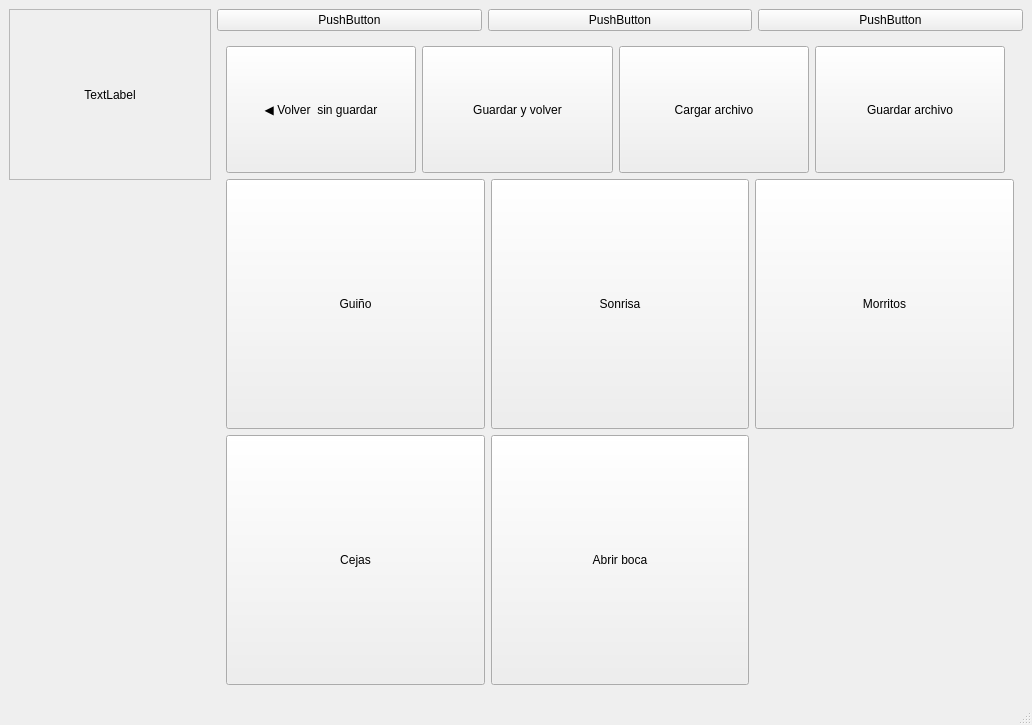
Ivigaga/TFG, file prueba.ui: the form before one commit.
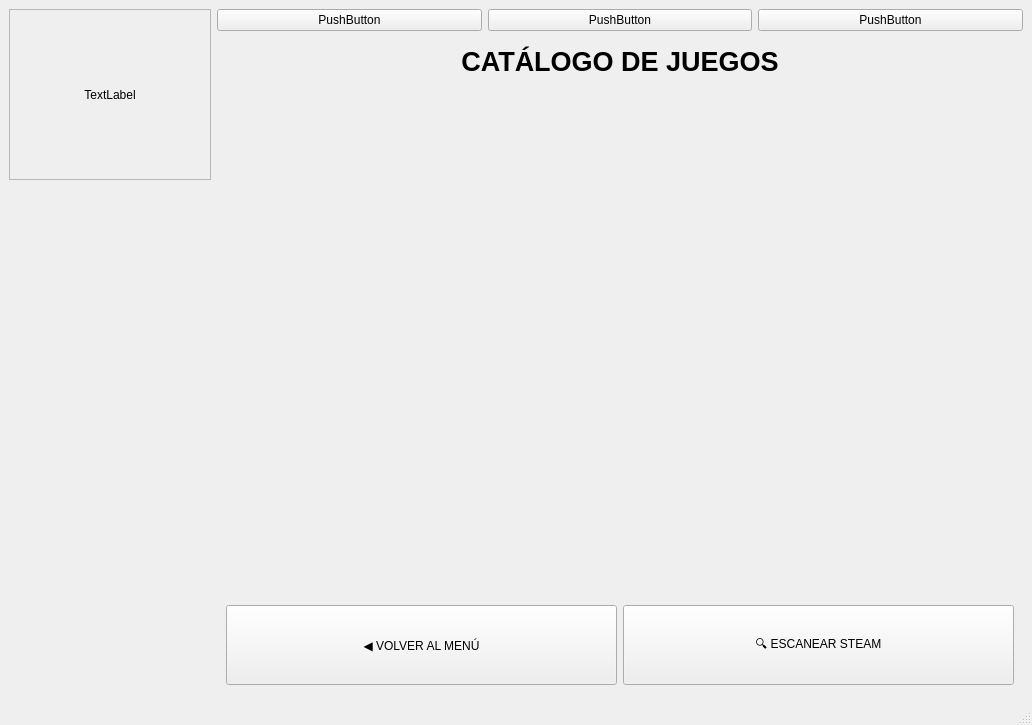
The form after the commit. The open tabs and pages were chosen to show the change.

Commit message:
Creado launcher para juegos
Solo acepta steam

Patch:
```diff
--- a/prueba.ui
+++ b/prueba.ui
@@ -1016,6 +1016,63 @@
               </item>
              </layout>
             </widget>
+            <widget class="QWidget" name="gamesPage">
+             <layout class="QVBoxLayout" name="verticalLayout_games">
+              <item>
+               <widget class="QLabel" name="label_games_title">
+                <property name="sizePolicy">
+                 <sizepolicy hsizetype="Preferred" vsizetype="Maximum"><horstretch>0</horstretch><verstretch>0</verstretch></sizepolicy>
+                </property>
+                <property name="font">
+                 <font><pointsize>20</pointsize><bold>true</bold></font>
+                </property>
+                <property name="text">
+                 <string>CATÁLOGO DE JUEGOS</string>
+                </property>
+                <property name="alignment">
+                 <set>Qt::AlignmentFlag::AlignCenter</set>
+                </property>
+               </widget>
+              </item>
+              <item>
+               <widget class="QScrollArea" name="scrollAreaGames">
+                <property name="widgetResizable"><bool>true</bool></property>
+                <property name="styleSheet">
+                 <string>QScrollArea { border: none; background: transparent; } QWidget#scrollAreaGamesContents { background: transparent; }</string>
+                </property>
+                <widget class="QWidget" name="scrollAreaGamesContents">
+                 <layout class="QGridLayout" name="layoutGames">
+                  </layout>
+                </widget>
+               </widget>
+              </item>
+              <item>
+               <layout class="QHBoxLayout" name="horizontalLayout_games_buttons">
+                <item>
+                 <widget class="QPushButton" name="gamesBackButton">
+                  <property name="sizePolicy">
+                   <sizepolicy hsizetype="Expanding" vsizetype="Minimum"><horstretch>0</horstretch><verstretch>0</verstretch></sizepolicy>
+                  </property>
+                  <property name="minimumSize"><size><width>0</width><height>80</height></size></property>
+                  <property name="text"><string>◀ VOLVER AL MENÚ</string></property>
+                  <property name="type" stdset="0"><string>secondary</string></property>
+                 </widget>
+                </item>
+                <item>
+                 <widget class="QPushButton" name="gamesScanButton">
+                  <property name="sizePolicy">
+                   <sizepolicy hsizetype="Expanding" vsizetype="Minimum"><horstretch>0</horstretch><verstretch>0</verstretch></sizepolicy>
+                  </property>
+                  <property name="minimumSize"><size><width>0</width><height>80</height></size></property>
+                  <property name="text"><string>🔍 ESCANEAR STEAM</string></property>
+                  <property name="type" stdset="0"><string>primary</string></property>
+                 </widget>
+                </item>
+               </layout>
+              </item>
+              
+             </layout>
+            </widget>
            </widget>
           </item>
          </layout>
```
Left out of the diff: 4 changed lines with no effect on the pictures. The commit also changes 6 other files.
